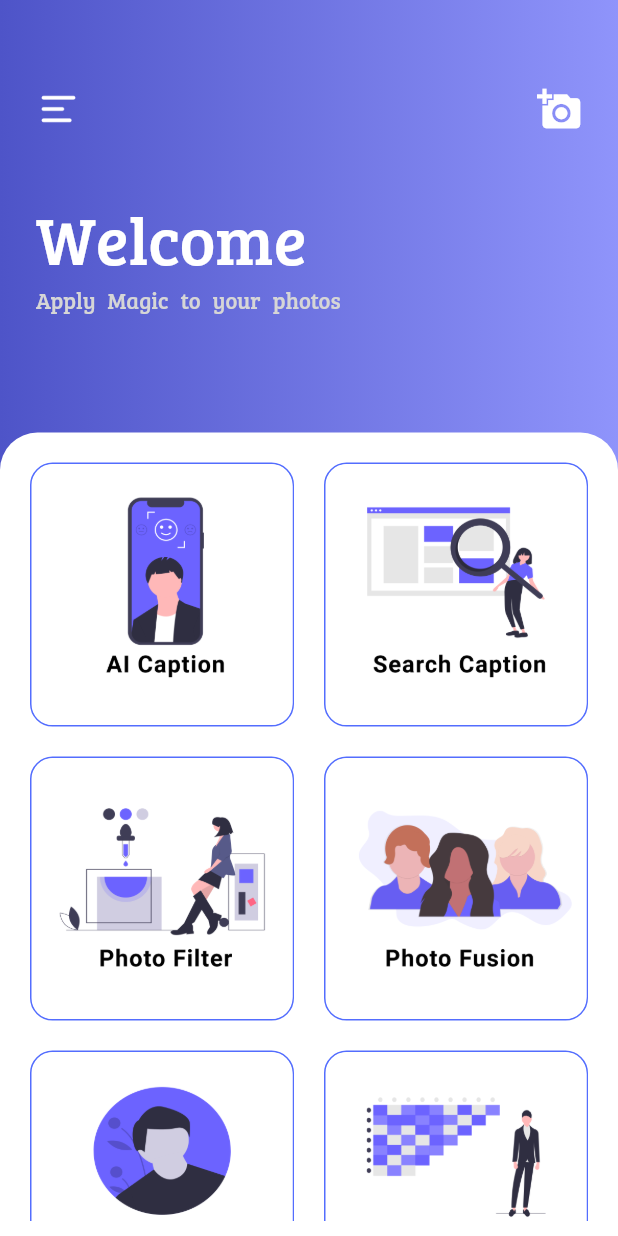
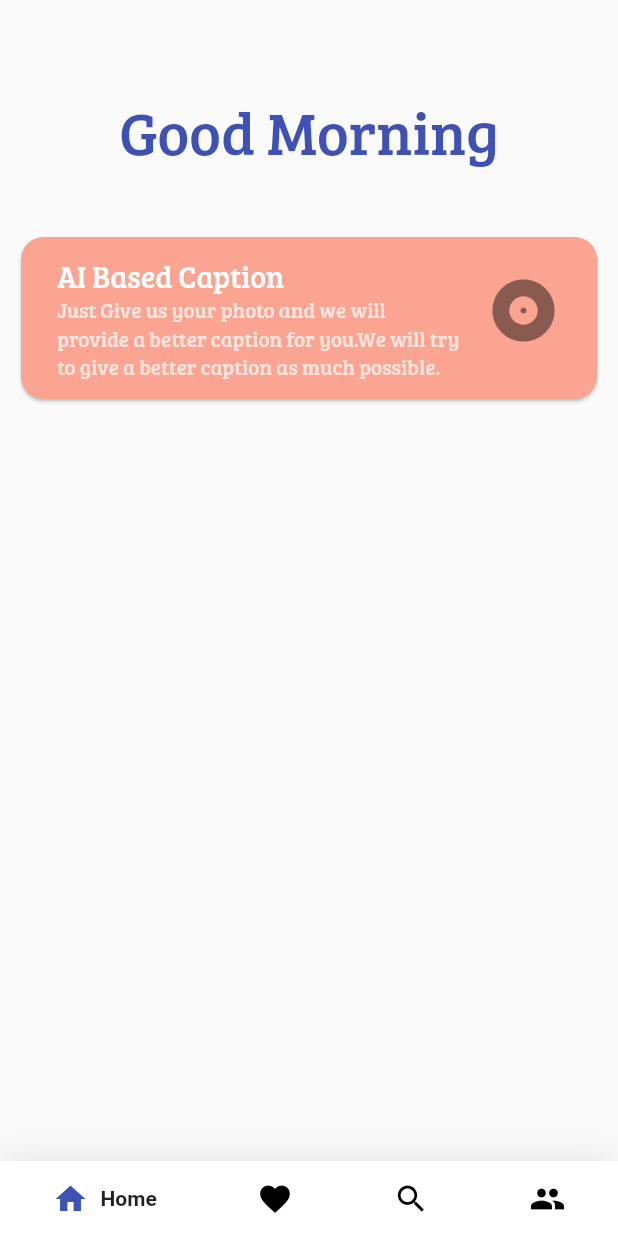
Before and after one commit to plug-in-pow/Qpic, a Flutter app: the screen it shows after launch, after a tap on "SKIP", after a tap on "Get Started Now", on a phone screen of 412 x 824 dp. Run offline on Flutter 3.47's test engine with Material 2 defaults, Android fonts, the phone set to English and light mode, and no system bars; drawn by our look-alikes of google_nav_bar; our stand-ins replace shared_preferences.

Commit message:
change the ui

```diff
--- a/lib/components/home.dart
+++ b/lib/components/home.dart
@@ -1,75 +1,77 @@
 import 'package:flutter/material.dart';
-
-// Components
-import 'package:smart_ai_captioner/components/home_components/home_upper.dart';
-import 'package:smart_ai_captioner/components/home_components/home_lower.dart';
+import 'package:smart_ai_captioner/components/home_page.dart';
+import 'package:google_nav_bar/google_nav_bar.dart';
 
 class Home extends StatefulWidget {
   @override
   _HomeState createState() => _HomeState();
 }
 
-class _HomeState extends State<Home> with SingleTickerProviderStateMixin {
-  final double maxSlide = 225.0;
-  AnimationController animationController;
+class _HomeState extends State<Home> {
+  int _selectedIndex = 0;
 
-  @override
-  void initState() {
-    super.initState();
-    animationController = AnimationController(
-      vsync: this,
-      duration: Duration(milliseconds: 250),
-    );
-  }
-
-  void toggleState() => animationController.isDismissed
-      ? animationController.forward()
-      : animationController.reverse();
+  static List<Widget> _widgetOptions = <Widget>[
+    HomePage(),
+    Text(
+      'Index 1: Likes',
+    ),
+    Text(
+      'Index 2: Search',
+    ),
+    Text(
+      'Index 3: Profile',
+    ),
+  ];
 
   @override
   Widget build(BuildContext context) {
-    return AnimatedBuilder(
-      animation: animationController,
-      builder: (context, _) {
-        double slide = maxSlide * animationController.value;
-        double scale = 1 - (animationController.value * 0.3);
     return Scaffold(
-          backgroundColor: Colors.blueAccent,
-          body: Stack(children: <Widget>[
-            Container(
+      body: Center(
+        child: _widgetOptions.elementAt(_selectedIndex),
+      ),
+      bottomNavigationBar: Container(
+        decoration: BoxDecoration(color: Colors.white, boxShadow: [
+          BoxShadow(blurRadius: 20, color: Colors.black.withOpacity(.1))
+        ]),
+        child: SafeArea(
           child: Padding(
-                padding: const EdgeInsets.all(70.0),
-                child: Column(
-                  mainAxisAlignment: MainAxisAlignment.spaceEvenly,
-                  children: <Widget>[
-                    Text("Foto App"),
-                    Text("Foto App"),
-                    Text("Foto App"),
-                    Text("Foto App"),
-                    Text("Foto App"),
+            padding: const EdgeInsets.symmetric(horizontal: 15.0, vertical: 8),
+            child: GNav(
+                gap: 8,
+                activeColor: Colors.indigo,
+                iconSize: 24,
+                padding: EdgeInsets.symmetric(horizontal: 20, vertical: 5),
+                duration: Duration(milliseconds: 800),
+                textStyle: TextStyle(
+                    fontFamily: 'Roboto', fontWeight: FontWeight.bold),
+                tabBackgroundColor: Colors.transparent,
+                tabs: [
+                  GButton(
+                    icon: Icons.home,
+                    text: 'Home',
+                  ),
+                  GButton(
+                    icon: Icons.favorite,
+                    text: 'Likes',
+                  ),
+                  GButton(
+                    icon: Icons.search,
+                    text: 'Search',
+                  ),
+                  GButton(
+                    icon: Icons.people,
+                    text: 'Profile',
+                  ),
                 ],
+                selectedIndex: _selectedIndex,
+                onTabChange: (index) {
+                  setState(() {
+                    _selectedIndex = index;
+                  });
+                }),
           ),
         ),
       ),
-            Transform(
-              transform: Matrix4.identity()
-                ..translate(slide)
-                ..scale(scale),
-              alignment: Alignment.centerLeft,
-              child: Scaffold(
-                body: new Stack(
-                  children: <Widget>[
-                    HomeUpper(toggle: () {
-                      toggleState();
-                    }),
-                    HomeLower()
-                  ],
-                ),
-              ),
-            ),
-          ]),
-        );
-      },
     );
   }
 }
--- a/lib/components/home_components/home_lower.dart
+++ /dev/null
@@ -1,83 +0,0 @@
-import 'package:flutter/material.dart';
-import 'package:smart_ai_captioner/data/grid_data.dart';
-
-class HomeLower extends StatefulWidget {
-  @override
-  _HomeLowerState createState() => _HomeLowerState();
-}
-
-class _HomeLowerState extends State<HomeLower> {
-  @override
-  Widget build(BuildContext context) {
-    return Positioned.fill(
-      top: MediaQuery.of(context).size.height * 0.35,
-      child: Container(
-        height: 200,
-        decoration: BoxDecoration(
-            color: Colors.white,
-            borderRadius: BorderRadius.only(
-                topLeft: Radius.circular(25.0),
-                topRight: Radius.circular(25.0))),
-        child: GridList(),
-      ),
-    );
-  }
-}
-
-class GridList extends StatefulWidget {
-  @override
-  _GridListState createState() => _GridListState();
-}
-
-class _GridListState extends State<GridList> {
-  List<GridModel> grids = new List<GridModel>();
-
-  @override
-  void initState() {
-    super.initState();
-    grids = getGrids();
-  }
-
-  @override
-  Widget build(BuildContext context) {
-    return Container(
-      color: Colors.transparent,
-      margin: EdgeInsets.symmetric(horizontal: 10, vertical: 10),
-      child: GridView.builder(
-        physics: ScrollPhysics(),
-        shrinkWrap: true,
-        itemCount: grids.length,
-        gridDelegate:
-            SliverGridDelegateWithFixedCrossAxisCount(crossAxisCount: 2),
-        itemBuilder: (context, index) {
-          return GestureDetector(
-              onTap: () {
-                debugPrint("hello");
-              },
-              child: GridCard(imageAsset: grids[index].getImagePath()));
-        },
-      ),
-    );
-  }
-}
-
-class GridCard extends StatelessWidget {
-  final String imageAsset, title;
-  GridCard({this.imageAsset, this.title});
-
-  @override
-  Widget build(BuildContext context) {
-    return Container(
-        margin: EdgeInsets.symmetric(horizontal: 10, vertical: 10),
-        decoration: BoxDecoration(
-          border: Border.all(color: Colors.indigoAccent),
-          borderRadius: BorderRadius.all(Radius.circular(15.0)),
-        ),
-        child: ClipRRect(
-            borderRadius: BorderRadius.circular(15.0),
-            child: Image.asset(
-              imageAsset,
-              fit: BoxFit.fill,
-            )));
-  }
-}
--- a/lib/components/home_components/home_upper.dart
+++ /dev/null
@@ -1,72 +0,0 @@
-import 'package:flutter/material.dart';
-
-class HomeUpper extends StatefulWidget {
-  const HomeUpper({this.toggle});
-  final ToggleCallback toggle;
-  @override
-  _HomeUpperState createState() => _HomeUpperState();
-}
-
-class _HomeUpperState extends State<HomeUpper> {
-  @override
-  Widget build(BuildContext context) {
-    return Container(
-      decoration: BoxDecoration(
-          gradient: LinearGradient(
-        colors: [const Color(0xff4e54c8), Color(0xff8f94fb)],
-      )),
-      child: Column(
-        crossAxisAlignment: CrossAxisAlignment.start,
-        children: <Widget>[
-          SizedBox(
-            height: MediaQuery.of(context).size.height * 0.07,
-            width: double.infinity,
-          ),
-          Padding(
-            padding: const EdgeInsets.symmetric(horizontal: 24.0),
-            child: Row(
-              mainAxisAlignment: MainAxisAlignment.spaceBetween,
-              children: <Widget>[
-                GestureDetector(
-                  onTap: widget.toggle,
-                  child: Image.asset(
-                    'assets/icons/align-left.png',
-                    color: Colors.white,
-                    height: 30,
-                    width: 30,
-                  ),
-                ),
-                Icon(
-                  Icons.add_a_photo,
-                  size: 30,
-                  color: Colors.white,
-                )
-              ],
-            ),
-          ),
-          SizedBox(
-            height: MediaQuery.of(context).size.height * 0.05,
-            width: double.infinity,
-          ),
-          Padding(
-            padding: EdgeInsets.symmetric(horizontal: 24.0),
-            child: Text(
-              "Welcome",
-              style: TextStyle(color: Colors.white, fontSize: 45),
-            ),
-          ),
-          Padding(
-            padding: EdgeInsets.symmetric(horizontal: 24.0),
-            child: Text(
-              "Apply Magic to your photos",
-              style: TextStyle(
-                  color: Colors.grey[350], fontSize: 15, wordSpacing: 5),
-            ),
-          )
-        ],
-      ),
-    );
-  }
-}
-
-typedef ToggleCallback = void Function();
--- /dev/null
+++ b/lib/components/home_page.dart
@@ -0,0 +1,92 @@
+import 'package:flutter/material.dart';
+
+class HomePage extends StatefulWidget {
+  @override
+  _HomePageState createState() => _HomePageState();
+}
+
+class _HomePageState extends State<HomePage> {
+  String greetingText;
+
+  @override
+  void initState() {
+    super.initState();
+    greetingText = greeting();
+  }
+
+  String greeting() {
+    var hour = DateTime.now().hour;
+    if (hour < 12) {
+      return 'Morning';
+    }
+    if (hour < 17) {
+      return 'Afternoon';
+    }
+    return 'Evening';
+  }
+
+  @override
+  Widget build(BuildContext context) {
+    return Column(
+      children: <Widget>[
+        SizedBox(
+          height: 60,
+        ),
+        Padding(
+          padding: const EdgeInsets.symmetric(horizontal: 20),
+          child: Text(
+            "Good " + greetingText,
+            style: TextStyle(
+              fontSize: 40,
+              color: Colors.indigo,
+            ),
+          ),
+        ),
+        SizedBox(
+          height: 40,
+        ),
+        ListOfTabs()
+      ],
+    );
+  }
+}
+
+class ListOfTabs extends StatefulWidget {
+  @override
+  _ListOfTabsState createState() => _ListOfTabsState();
+}
+
+class _ListOfTabsState extends State<ListOfTabs> {
+  @override
+  Widget build(BuildContext context) {
+    return Padding(
+      padding: const EdgeInsets.symmetric(horizontal: 10),
+      child: Card(
+        shape: RoundedRectangleBorder(
+          borderRadius: BorderRadius.circular(15.0),
+        ),
+        color: Color(0xfffaa491),
+        child: Column(
+          mainAxisSize: MainAxisSize.min,
+          children: <Widget>[
+            Padding(
+              padding: const EdgeInsets.all(8.0),
+              child: const ListTile(
+                trailing: Icon(Icons.album, size: 50),
+                title: Text(
+                  'AI Based Caption',
+                  style: TextStyle(fontSize: 20, color: Colors.white),
+                ),
+                subtitle: Text(
+                  'Just Give us your photo and we will provide a better caption for you.' +
+                      'We will try to give a better caption as much possible.',
+                  style: TextStyle(color: Colors.white70),
+                ),
+              ),
+            ),
+          ],
+        ),
+      ),
+    );
+  }
+}
--- a/lib/main.dart
+++ b/lib/main.dart
@@ -21,11 +21,19 @@ class MyApp extends StatelessWidget {
       DeviceOrientation.portraitUp,
       DeviceOrientation.portraitDown,
     ]);
-    return MaterialApp(
-      theme: ThemeData(fontFamily: 'Bree Serif'),
-      title: 'Ai App',
-      home: SplashState(),
-      debugShowCheckedModeBanner: false,
+    return AnnotatedRegion<SystemUiOverlayStyle>(
+      value: SystemUiOverlayStyle(
+        statusBarColor: Colors.transparent,
+        systemNavigationBarColor: Colors.white,
+        statusBarIconBrightness: Brightness.dark,
+        systemNavigationBarIconBrightness: Brightness.dark,
+      ),
+      child: MaterialApp(
+        theme: ThemeData(fontFamily: 'Bree Serif'),
+        title: 'Ai App',
+        home: SplashState(),
+        debugShowCheckedModeBanner: false,
+      ),
     );
   }
 }
--- a/pubspec.yaml
+++ b/pubspec.yaml
@@ -30,6 +30,7 @@ dependencies:
   cupertino_icons: ^0.1.3
 
   shared_preferences: ^0.5.7+2
+  google_nav_bar: ^2.2.0
 
 dev_dependencies:
   flutter_test:
@@ -66,6 +67,11 @@ flutter:
     - family: Bree Serif
       fonts:
         - asset: fonts/BreeSerif-Regular.ttf
+    - family: Roboto
+      fonts:
+        - asset: fonts/Roboto-Regular.ttf
+        - asset: fonts/Roboto-Medium.ttf
+        - asset: fonts/Roboto-Bold.ttf
   #   - family: Trajan Pro
   #     fonts:
   #       - asset: fonts/TrajanPro.ttf
```
Also changed, not shown: assets/bgImage.jpg (added), assets/icons/home.png (added), fonts/Roboto-Bold.ttf (added), fonts/Roboto-Medium.ttf (added), fonts/Roboto-Regular.ttf (added), pubspec.lock. Lines whose indentation alone changed are shown as unchanged.
